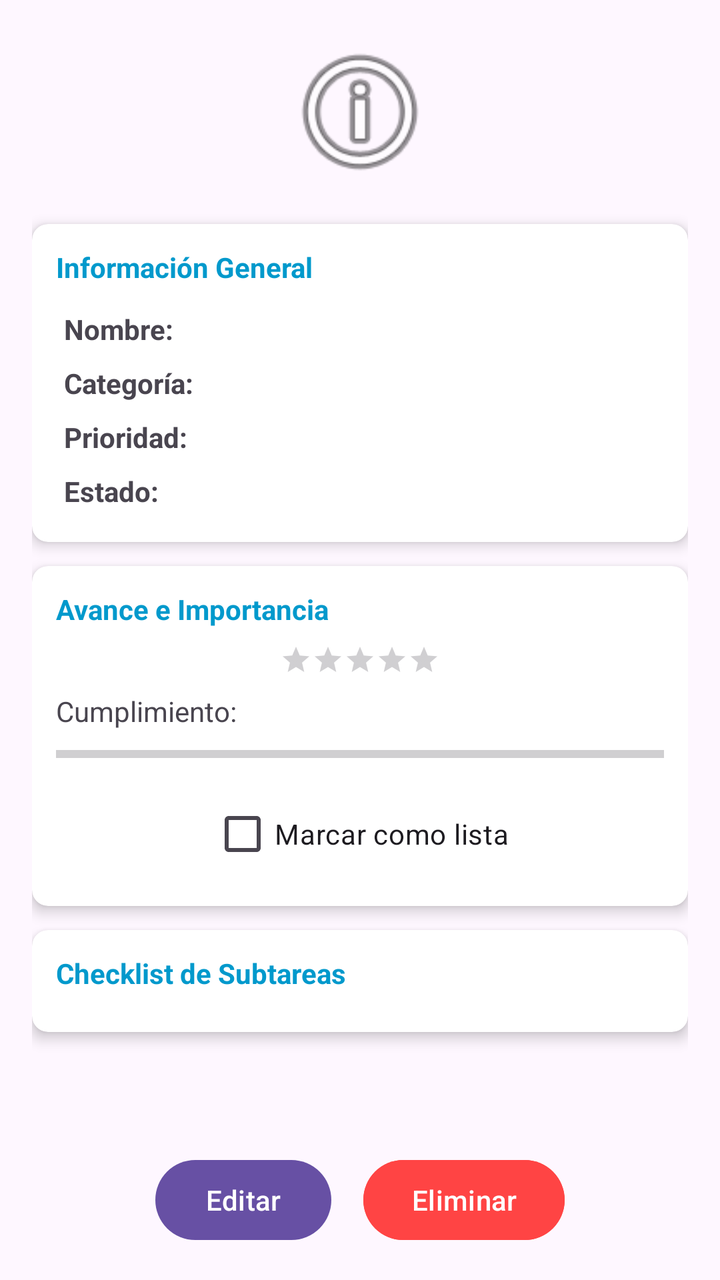
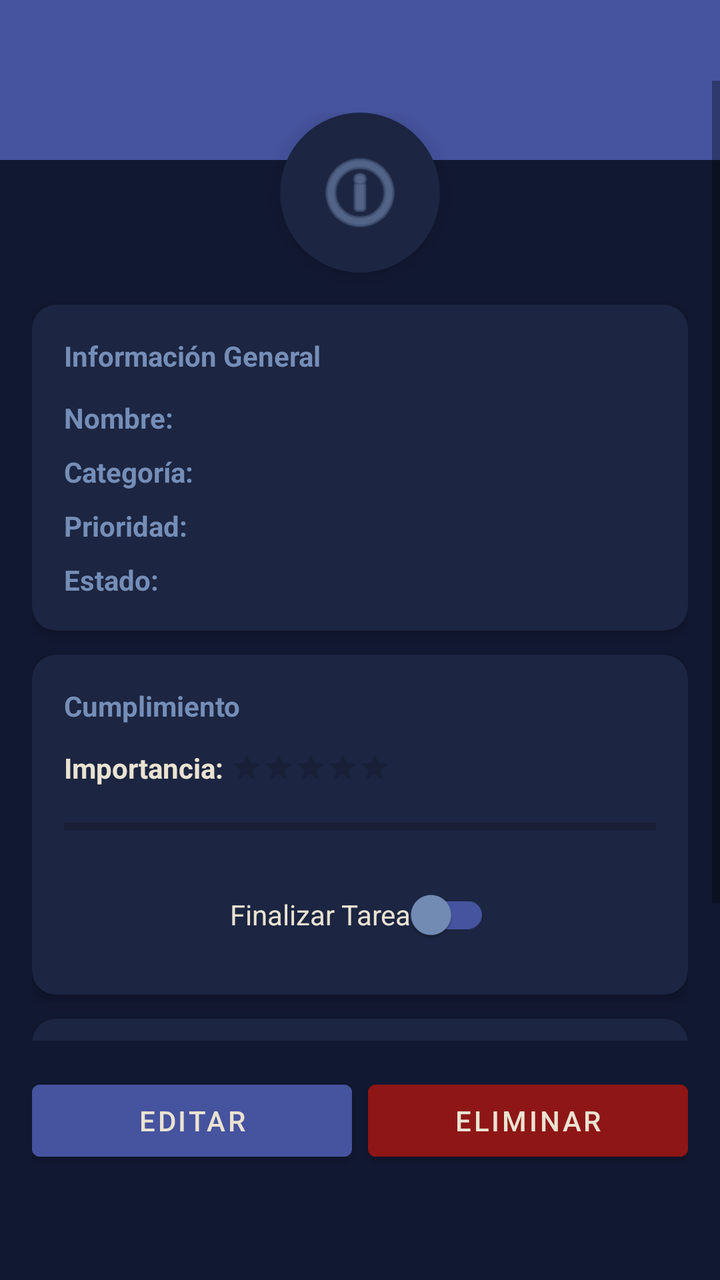

The first picture is an Android layout as it rendered before a commit; the second is the same layout after the commit. The layout source and the unified diff follow.
<!-- AndroidManifest.xml: application theme Theme.TaksMaster -->
<!-- res/layout/pantalla4_ver_tarea.xml -->
<?xml version="1.0" encoding="utf-8"?>
<LinearLayout xmlns:android="http://schemas.android.com/apk/res/android"
    xmlns:app="http://schemas.android.com/apk/res-auto"
    android:layout_width="match_parent"
    android:layout_height="match_parent"
    android:orientation="vertical"
    android:padding="8dp">

    <ScrollView
        android:layout_width="match_parent"
        android:layout_height="0dp"
        android:layout_weight="1">

        <LinearLayout
            android:layout_width="match_parent"
            android:layout_height="wrap_content"
            android:orientation="vertical"
            android:padding="8dp">

            <ImageView
                android:id="@+id/ivIconoDetalle"
                android:layout_width="80dp"
                android:layout_height="80dp"
                android:layout_gravity="center"
                android:layout_marginBottom="16dp"
                android:contentDescription="Detalle de tarea"
                android:src="@android:drawable/ic_menu_info_details" />

            
            <androidx.cardview.widget.CardView
                android:layout_width="match_parent"
                android:layout_height="wrap_content"
                android:layout_marginBottom="12dp"
                app:cardCornerRadius="8dp"
                app:cardElevation="4dp">

                <LinearLayout
                    android:layout_width="match_parent"
                    android:layout_height="wrap_content"
                    android:orientation="vertical"
                    android:padding="12dp">

                    <TextView
                        android:layout_width="wrap_content"
                        android:layout_height="wrap_content"
                        android:text="Información General"
                        android:textStyle="bold"
                        android:textColor="@android:color/holo_blue_dark"
                        android:layout_marginBottom="8dp"/>

                    <TableLayout
                        android:id="@+id/tlDetalle"
                        android:layout_width="match_parent"
                        android:layout_height="wrap_content"
                        android:stretchColumns="1">

                        <TableRow>
                            <TextView
                                android:layout_width="wrap_content"
                                android:layout_height="wrap_content"
                                android:padding="4dp"
                                android:text="Nombre:"
                                android:textStyle="bold" />
                            <TextView
                                android:id="@+id/tvDetalleNombre"
                                android:layout_width="wrap_content"
                                android:layout_height="wrap_content"
                                android:padding="4dp" />
                        </TableRow>

                        <TableRow>
                            <TextView
                                android:layout_width="wrap_content"
                                android:layout_height="wrap_content"
                                android:padding="4dp"
                                android:text="Categoría:"
                                android:textStyle="bold" />
                            <TextView
                                android:id="@+id/tvDetalleCategoria"
                                android:layout_width="wrap_content"
                                android:layout_height="wrap_content"
                                android:padding="4dp" />
                        </TableRow>

                        <TableRow>
                            <TextView
                                android:layout_width="wrap_content"
                                android:layout_height="wrap_content"
                                android:padding="4dp"
                                android:text="Prioridad:"
                                android:textStyle="bold" />
                            <TextView
                                android:id="@+id/tvDetallePrioridad"
                                android:layout_width="wrap_content"
                                android:layout_height="wrap_content"
                                android:padding="4dp" />
                        </TableRow>

                        <TableRow>
                            <TextView
                                android:layout_width="wrap_content"
                                android:layout_height="wrap_content"
                                android:padding="4dp"
                                android:text="Estado:"
                                android:textStyle="bold" />
                            <TextView
                                android:id="@+id/tvDetalleEstado"
                                android:layout_width="wrap_content"
                                android:layout_height="wrap_content"
                                android:padding="4dp" />
                        </TableRow>
                    </TableLayout>
                </LinearLayout>
            </androidx.cardview.widget.CardView>

            
            <androidx.cardview.widget.CardView
                android:layout_width="match_parent"
                android:layout_height="wrap_content"
                android:layout_marginBottom="12dp"
                app:cardCornerRadius="8dp"
                app:cardElevation="4dp">

                <LinearLayout
                    android:layout_width="match_parent"
                    android:layout_height="wrap_content"
                    android:orientation="vertical"
                    android:padding="12dp"
                    android:gravity="center_horizontal">

                    <TextView
                        android:layout_width="match_parent"
                        android:layout_height="wrap_content"
                        android:text="Avance e Importancia"
                        android:textStyle="bold"
                        android:textColor="@android:color/holo_blue_dark"
                        android:layout_marginBottom="8dp"/>

                    <RatingBar
                        android:id="@+id/rbDetalleImportancia"
                        style="?android:attr/ratingBarStyleSmall"
                        android:layout_width="wrap_content"
                        android:layout_height="wrap_content"
                        android:isIndicator="true"
                        android:numStars="5"
                        android:stepSize="1.0" />

                    <TextView
                        android:layout_width="match_parent"
                        android:layout_height="wrap_content"
                        android:text="Cumplimiento:"
                        android:layout_marginTop="8dp" />

                    <ProgressBar
                        android:id="@+id/pbAvance"
                        style="?android:attr/progressBarStyleHorizontal"
                        android:layout_width="match_parent"
                        android:layout_height="wrap_content"
                        android:layout_marginTop="4dp"
                        android:max="100" />

                    <CheckBox
                        android:id="@+id/cbDetalleCompletada"
                        android:layout_width="wrap_content"
                        android:layout_height="wrap_content"
                        android:text="Marcar como lista"
                        android:layout_marginTop="8dp" />
                </LinearLayout>
            </androidx.cardview.widget.CardView>

            
            <androidx.cardview.widget.CardView
                android:layout_width="match_parent"
                android:layout_height="wrap_content"
                android:layout_marginBottom="12dp"
                app:cardCornerRadius="8dp"
                app:cardElevation="4dp">

                <LinearLayout
                    android:layout_width="match_parent"
                    android:layout_height="wrap_content"
                    android:orientation="vertical"
                    android:padding="12dp">

                    <TextView
                        android:layout_width="match_parent"
                        android:layout_height="wrap_content"
                        android:text="Checklist de Subtareas"
                        android:textStyle="bold"
                        android:textColor="@android:color/holo_blue_dark"
                        android:layout_marginBottom="8dp" />

                    <LinearLayout
                        android:id="@+id/llSubtareasChecklist"
                        android:layout_width="match_parent"
                        android:layout_height="wrap_content"
                        android:orientation="vertical" />
                </LinearLayout>
            </androidx.cardview.widget.CardView>

        </LinearLayout>
    </ScrollView>

    
    <LinearLayout
        android:layout_width="match_parent"
        android:layout_height="wrap_content"
        android:orientation="horizontal"
        android:padding="8dp"
        android:gravity="center">

        <Button
            android:id="@+id/btnEditar"
            android:layout_width="wrap_content"
            android:layout_height="wrap_content"
            android:text="Editar"
            android:layout_marginEnd="16dp" />

        <Button
            android:id="@+id/btnEliminar"
            android:layout_width="wrap_content"
            android:layout_height="wrap_content"
            android:text="Eliminar"
            android:backgroundTint="@android:color/holo_red_light" />
    </LinearLayout>

</LinearLayout>
<!-- resources referenced by this layout -->
<resources>
  <style name="Theme.TaksMaster" parent="Base.Theme.TaksMaster" />
  <style name="Base.Theme.TaksMaster" parent="Theme.Material3.DayNight.NoActionBar">
          
          
      </style>
</resources>

<!-- the commit's change to res/layout/pantalla4_ver_tarea.xml (unified diff, before → after) -->
@@ -4,18 +4,24 @@
     android:layout_width="match_parent"
     android:layout_height="match_parent"
     android:orientation="vertical"
-    android:padding="8dp">
+    android:background="@color/palette_dark_bg">
+
+    <View
+        android:layout_width="match_parent"
+        android:layout_height="80dp"
+        android:background="@color/palette_primary" />
 
     <ScrollView
         android:layout_width="match_parent"
         android:layout_height="0dp"
-        android:layout_weight="1">
+        android:layout_weight="1"
+        android:layout_marginTop="-40dp">
 
         <LinearLayout
             android:layout_width="match_parent"
             android:layout_height="wrap_content"
             android:orientation="vertical"
-            android:padding="8dp">
+            android:padding="16dp">
 
             <ImageView
                 android:id="@+id/ivIconoDetalle"
@@ -24,29 +30,34 @@
                 android:layout_gravity="center"
                 android:layout_marginBottom="16dp"
                 android:contentDescription="Detalle de tarea"
-                android:src="@android:drawable/ic_menu_info_details" />
+                android:src="@android:drawable/ic_menu_info_details"
+                app:tint="@color/palette_accent"
+                android:background="@drawable/circle_background"
+                android:padding="16dp"
+                android:elevation="6dp"/>
 
             
             <androidx.cardview.widget.CardView
                 android:layout_width="match_parent"
                 android:layout_height="wrap_content"
                 android:layout_marginBottom="12dp"
-                app:cardCornerRadius="8dp"
+                app:cardBackgroundColor="@color/palette_card_bg"
+                app:cardCornerRadius="12dp"
                 app:cardElevation="4dp">
 
                 <LinearLayout
                     android:layout_width="match_parent"
                     android:layout_height="wrap_content"
                     android:orientation="vertical"
-                    android:padding="12dp">
+                    android:padding="16dp">
 
                     <TextView
                         android:layout_width="wrap_content"
                         android:layout_height="wrap_content"
                         android:text="Información General"
                         android:textStyle="bold"
-                        android:textColor="@android:color/holo_blue_dark"
-                        android:layout_marginBottom="8dp"/>
+                        android:textColor="@color/palette_accent"
+                        android:layout_marginBottom="12dp"/>
 
                     <TableLayout
                         android:id="@+id/tlDetalle"
@@ -54,60 +65,64 @@
                         android:layout_height="wrap_content"
                         android:stretchColumns="1">
 
+                        <TableRow android:layout_marginBottom="8dp">
+                            <TextView
+                                android:layout_width="wrap_content"
+                                android:layout_height="wrap_content"
+                                android:text="Nombre:"
+                                android:textStyle="bold"
+                                android:textColor="@color/palette_accent" />
+                            <TextView
+                                android:id="@+id/tvDetalleNombre"
+                                android:layout_width="wrap_content"
+                                android:layout_height="wrap_content"
+                                android:paddingStart="8dp"
+                                android:textColor="@color/palette_cream_text" />
+                        </TableRow>
+
+                        <TableRow android:layout_marginBottom="8dp">
+                            <TextView
+                                android:layout_width="wrap_content"
+                                android:layout_height="wrap_content"
+                                android:text="Categoría:"
+                                android:textStyle="bold"
+                                android:textColor="@color/palette_accent" />
+                            <TextView
+                                android:id="@+id/tvDetalleCategoria"
+                                android:layout_width="wrap_content"
+                                android:layout_height="wrap_content"
+                                android:paddingStart="8dp"
+                                android:textColor="@color/palette_cream_text" />
+                        </TableRow>
+
+                        <TableRow android:layout_marginBottom="8dp">
+                            <TextView
+                                android:layout_width="wrap_content"
+                                android:layout_height="wrap_content"
+                                android:text="Prioridad:"
+                                android:textStyle="bold"
+                                android:textColor="@color/palette_accent" />
+                            <TextView
+                                android:id="@+id/tvDetallePrioridad"
+                                android:layout_width="wrap_content"
+                                android:layout_height="wrap_content"
+                                android:paddingStart="8dp"
+                                android:textColor="@color/palette_cream_text" />
+                        </TableRow>
+
                         <TableRow>
                             <TextView
                                 android:layout_width="wrap_content"
                                 android:layout_height="wrap_content"
-                                android:padding="4dp"
-                                android:text="Nombre:"
-                                android:textStyle="bold" />
-                            <TextView
-                                android:id="@+id/tvDetalleNombre"
-                                android:layout_width="wrap_content"
-                                android:layout_height="wrap_content"
-                                android:padding="4dp" />
-                        </TableRow>
-
-                        <TableRow>
-                            <TextView
-                                android:layout_width="wrap_content"
-                                android:layout_height="wrap_content"
-                                android:padding="4dp"
-                                android:text="Categoría:"
-                                android:textStyle="bold" />
-                            <TextView
-                                android:id="@+id/tvDetalleCategoria"
-                                android:layout_width="wrap_content"
-                                android:layout_height="wrap_content"
-                                android:padding="4dp" />
-                        </TableRow>
-
-                        <TableRow>
-                            <TextView
-                                android:layout_width="wrap_content"
-                                android:layout_height="wrap_content"
-                                android:padding="4dp"
-                                android:text="Prioridad:"
-                                android:textStyle="bold" />
-                            <TextView
-                                android:id="@+id/tvDetallePrioridad"
-                                android:layout_width="wrap_content"
-                                android:layout_height="wrap_content"
-                                android:padding="4dp" />
-                        </TableRow>
-
-                        <TableRow>
-                            <TextView
-                                android:layout_width="wrap_content"
-                                android:layout_height="wrap_content"
-                                android:padding="4dp"
                                 android:text="Estado:"
-                                android:textStyle="bold" />
+                                android:textStyle="bold"
+                                android:textColor="@color/palette_accent" />
                             <TextView
                                 android:id="@+id/tvDetalleEstado"
                                 android:layout_width="wrap_content"
                                 android:layout_height="wrap_content"
-                                android:padding="4dp" />
+                                android:paddingStart="8dp"
+                                android:textColor="@color/palette_cream_text" />
                         </TableRow>
                     </TableLayout>
                 </LinearLayout>
@@ -118,53 +133,67 @@
                 android:layout_width="match_parent"
                 android:layout_height="wrap_content"
                 android:layout_marginBottom="12dp"
-                app:cardCornerRadius="8dp"
+                app:cardBackgroundColor="@color/palette_card_bg"
+                app:cardCornerRadius="12dp"
                 app:cardElevation="4dp">
 
                 <LinearLayout
                     android:layout_width="match_parent"
                     android:layout_height="wrap_content"
                     android:orientation="vertical"
-                    android:padding="12dp"
-                    android:gravity="center_horizontal">
+                    android:padding="16dp">
 
                     <TextView
                         android:layout_width="match_parent"
                         android:layout_height="wrap_content"
-                        android:text="Avance e Importancia"
+                        android:text="Cumplimiento"
                         android:textStyle="bold"
-                        android:textColor="@android:color/holo_blue_dark"
-                        android:layout_marginBottom="8dp"/>
-
-                    <RatingBar
-                        android:id="@+id/rbDetalleImportancia"
-                        style="?android:attr/ratingBarStyleSmall"
-                        android:layout_width="wrap_content"
-                        android:layout_height="wrap_content"
-                        android:isIndicator="true"
-                        android:numStars="5"
-                        android:stepSize="1.0" />
-
-                    <TextView
-                        android:layout_width="match_parent"
-                        android:layout_height="wrap_content"
-                        android:text="Cumplimiento:"
-                        android:layout_marginTop="8dp" />
+                        android:textColor="@color/palette_accent"
+                        android:layout_marginBottom="12dp"/>
+
+                    <LinearLayout
+                        android:layout_width="match_parent"
+                        android:layout_height="wrap_content"
+                        android:orientation="horizontal"
+                        android:gravity="center_vertical"
+                        android:layout_marginBottom="12dp">
+
+                        <TextView
+                            android:layout_width="wrap_content"
+                            android:layout_height="wrap_content"
+                            android:text="Importancia: "
+                            android:textColor="@color/palette_cream_text"
+                            android:textStyle="bold"/>
+
+                        <RatingBar
+                            android:id="@+id/rbDetalleImportancia"
+                            style="?android:attr/ratingBarStyleSmall"
+                            android:layout_width="wrap_content"
+                            android:layout_height="wrap_content"
+                            android:isIndicator="true"
+                            android:numStars="5"
+                            android:progressTint="@color/palette_accent"
+                            android:stepSize="1.0" />
+                    </LinearLayout>
 
                     <ProgressBar
                         android:id="@+id/pbAvance"
                         style="?android:attr/progressBarStyleHorizontal"
                         android:layout_width="match_parent"
                         android:layout_height="wrap_content"
-                        android:layout_marginTop="4dp"
+                        android:progressTint="@color/palette_accent"
                         android:max="100" />
 
-                    <CheckBox
-                        android:id="@+id/cbDetalleCompletada"
+                    <androidx.appcompat.widget.SwitchCompat
+                        android:id="@+id/swEstado"
                         android:layout_width="wrap_content"
                         android:layout_height="wrap_content"
-                        android:text="Marcar como lista"
-                        android:layout_marginTop="8dp" />
+                        android:text="Finalizar Tarea"
+                        android:layout_marginTop="12dp"
+                        android:layout_gravity="center_horizontal"
+                        android:textColor="@color/palette_cream_text"
+                        app:thumbTint="@color/palette_accent"
+                        app:trackTint="@color/palette_primary" />
                 </LinearLayout>
             </androidx.cardview.widget.CardView>
 
@@ -173,22 +202,23 @@
                 android:layout_width="match_parent"
                 android:layout_height="wrap_content"
                 android:layout_marginBottom="12dp"
-                app:cardCornerRadius="8dp"
+                app:cardBackgroundColor="@color/palette_card_bg"
+                app:cardCornerRadius="12dp"
                 app:cardElevation="4dp">
 
                 <LinearLayout
                     android:layout_width="match_parent"
                     android:layout_height="wrap_content"
                     android:orientation="vertical"
-                    android:padding="12dp">
+                    android:padding="16dp">
 
                     <TextView
                         android:layout_width="match_parent"
                         android:layout_height="wrap_content"
-                        android:text="Checklist de Subtareas"
+                        android:text="Tareas Internas"
                         android:textStyle="bold"
-                        android:textColor="@android:color/holo_blue_dark"
-                        android:layout_marginBottom="8dp" />
+                        android:textColor="@color/palette_accent"
+                        android:layout_marginBottom="12dp" />
 
                     <LinearLayout
                         android:id="@+id/llSubtareasChecklist"
@@ -206,22 +236,28 @@
         android:layout_width="match_parent"
         android:layout_height="wrap_content"
         android:orientation="horizontal"
-        android:padding="8dp"
-        android:gravity="center">
+        android:padding="16dp"
+        android:gravity="center"
+        android:background="@color/palette_dark_bg">
 
         <Button
             android:id="@+id/btnEditar"
-            android:layout_width="wrap_content"
+            android:layout_width="0dp"
             android:layout_height="wrap_content"
+            android:layout_weight="1"
             android:text="Editar"
-            android:layout_marginEnd="16dp" />
+            android:backgroundTint="@color/palette_primary"
+            android:textColor="@color/palette_cream_text"
+            android:layout_marginEnd="8dp" />
 
         <Button
             android:id="@+id/btnEliminar"
-            android:layout_width="wrap_content"
+            android:layout_width="0dp"
             android:layout_height="wrap_content"
+            android:layout_weight="1"
             android:text="Eliminar"
-            android:backgroundTint="@android:color/holo_red_light" />
+            android:backgroundTint="@color/cancel_red"
+            android:textColor="@color/palette_cream_text" />
     </LinearLayout>
 
 </LinearLayout>
<!-- resource entries referenced after the edit -->
@@ -1,9 +1,31 @@
 <!-- resources referenced by this layout -->
 <resources>
+  <color name="cancel_red">#8E1616</color>
+  <color name="palette_accent">#758EB7</color>
+  <color name="palette_card_bg">#1C2541</color>
+  <color name="palette_cream_text">#EAE3D2</color>
+  <color name="palette_dark_bg">#111831</color>
+  <color name="palette_primary">#46539E</color>
+  <!-- drawable circle_background (drawable) -->
+  <?xml version="1.0" encoding="utf-8"?>
+  <shape xmlns:android="http://schemas.android.com/apk/res/android"
+      android:shape="oval">
+      <solid android:color="@color/palette_card_bg" />
+  </shape>
   <style name="Theme.TaksMaster" parent="Base.Theme.TaksMaster" />
-  <style name="Base.Theme.TaksMaster" parent="Theme.Material3.DayNight.NoActionBar">
+  <style name="Base.Theme.TaksMaster" parent="Theme.MaterialComponents.DayNight.NoActionBar">
           
+          <item name="colorPrimary">@color/palette_primary</item>
+          <item name="colorPrimaryVariant">@color/palette_dark_bg</item>
+          <item name="colorOnPrimary">@color/palette_cream_text</item>
           
+          <item name="colorSecondary">@color/palette_accent</item>
+          <item name="colorSecondaryVariant">@color/palette_accent</item>
+          <item name="colorOnSecondary">@color/palette_dark_bg</item>
+          
+          <item name="android:statusBarColor">@color/palette_dark_bg</item>
+          
+          <item name="android:windowBackground">@color/palette_dark_bg</item>
       </style>
 </resources>
 
